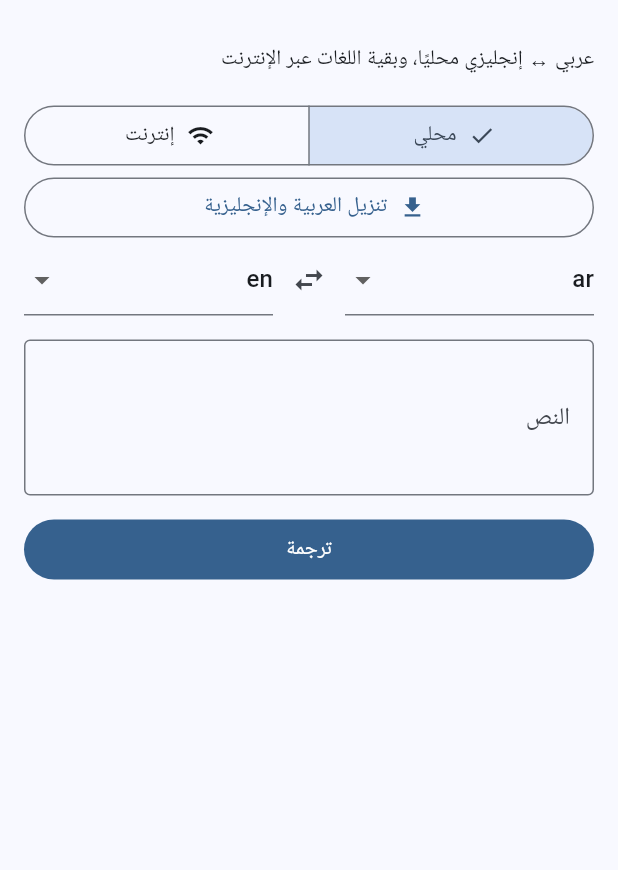
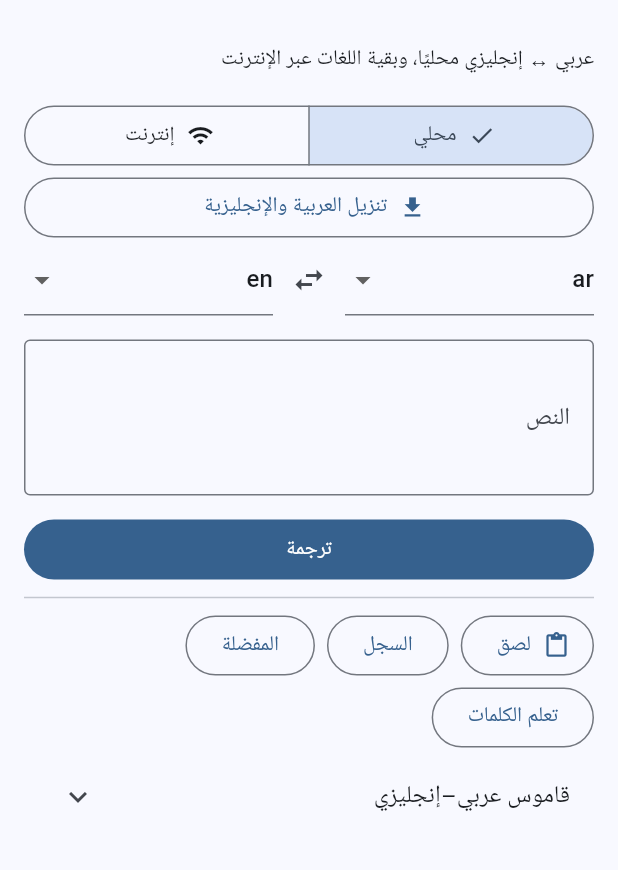
Before and after one commit to aljwaal1/Aidict, a Flutter app: the screen it shows after launch, after a tap on "ترجمة", on a phone screen of 412 x 824 dp, the part 64-934 px from its top. Run offline on Flutter 3.47's test engine with Material 3 defaults, Android fonts, the phone set to English and light mode, and no system bars; our stand-ins replace file_picker, flutter_tts, image_picker, shared_preferences, speech_to_text; missing offline and left inert: google_mlkit_text_recognition, google_mlkit_translation, syncfusion_flutter_pdf.

Commit message:
rewrite: wire vocabulary, searchable dictionary, clipboard, history and favorites

```diff
--- a/rewrite/lib/main.dart
+++ b/rewrite/lib/main.dart
@@ -3,6 +3,8 @@ import 'package:flutter/material.dart';
 import 'package:http/http.dart' as http;
 import 'package:google_mlkit_translation/google_mlkit_translation.dart';
 import 'translation_policy.dart';
+import 'extra_features.dart';
+import 'package:flutter/services.dart';
 
 void main() => runApp(const AidictApp());
 class AidictApp extends StatefulWidget {
@@ -29,6 +31,7 @@ class _TranslatorScreenState extends State<TranslatorScreen> {
   final input=TextEditingController();
   final manager=OnDeviceTranslatorModelManager();
   bool offline=true, busy=false;
+  String dictionaryQuery='';
   String source='ar',target='en',output='',message='';
   Future<void> download() async {
     if(busy)return;
@@ -71,7 +74,10 @@ class _TranslatorScreenState extends State<TranslatorScreen> {
     try {
       final text=input.text.trim();
       final result=offline?await local(text):await online(text);
-      if(mounted)setState(()=>output=result);
+      if(mounted){
+        setState(()=>output=result);
+        await SavedTranslations.add('$source → $target | $text | $result');
+      }
     } catch(e) {
       if(mounted)setState(()=>message='$e');
     } finally {if(mounted)setState(()=>busy=false);}
@@ -120,7 +126,27 @@ class _TranslatorScreenState extends State<TranslatorScreen> {
         if(busy)const LinearProgressIndicator(),
         if(message.isNotEmpty)Text(message),
         if(output.isNotEmpty)Card(child:Padding(padding:const EdgeInsets.all(16),
-          child:SelectableText(output))),
+          child:Column(crossAxisAlignment:CrossAxisAlignment.stretch,children:[
+            SelectableText(output),
+            Wrap(children:[
+              IconButton(tooltip:'نسخ',onPressed:()=>Clipboard.setData(ClipboardData(text:output)),icon:const Icon(Icons.copy)),
+              IconButton(tooltip:'حفظ في المفضلة',onPressed:()=>SavedTranslations.add('$source → $target | ${input.text} | $output',favorite:true),icon:const Icon(Icons.favorite_border)),
+            ]),
+          ]))),
+        const Divider(),
+        Wrap(spacing:8,children:[
+          OutlinedButton.icon(onPressed:() async {
+            final clip=await Clipboard.getData(Clipboard.kTextPlain);
+            if(clip?.text!=null)input.text=clip!.text!;
+          },icon:const Icon(Icons.paste),label:const Text('لصق')),
+          OutlinedButton(onPressed:()=>Navigator.push(context,MaterialPageRoute<void>(builder:(_)=>const TranslationLibraryPage(favorites:false))),child:const Text('السجل')),
+          OutlinedButton(onPressed:()=>Navigator.push(context,MaterialPageRoute<void>(builder:(_)=>const TranslationLibraryPage(favorites:true))),child:const Text('المفضلة')),
+          OutlinedButton(onPressed:()=>Navigator.push(context,MaterialPageRoute<void>(builder:(_)=>const LearningScreen())),child:const Text('تعلم الكلمات')),
+        ]),
+        ExpansionTile(title:const Text('قاموس عربي–إنجليزي'),children:[
+          TextField(onChanged:(v)=>setState(()=>dictionaryQuery=v),decoration:const InputDecoration(hintText:'ابحث عن كلمة',border:OutlineInputBorder())),
+          if(dictionaryQuery.trim().isNotEmpty)Padding(padding:const EdgeInsets.all(12),child:Text(findWord(dictionaryQuery)??'لم تُعثر على الكلمة في القاموس المصغر')),
+        ]),
       ]));
   }
 }
```
